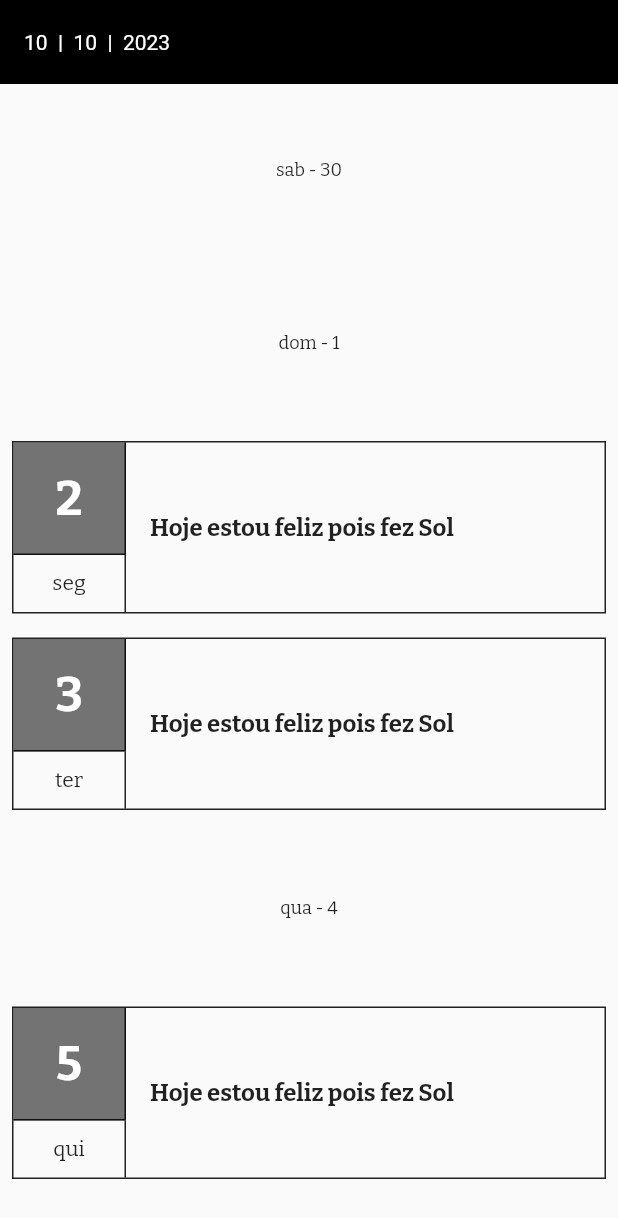
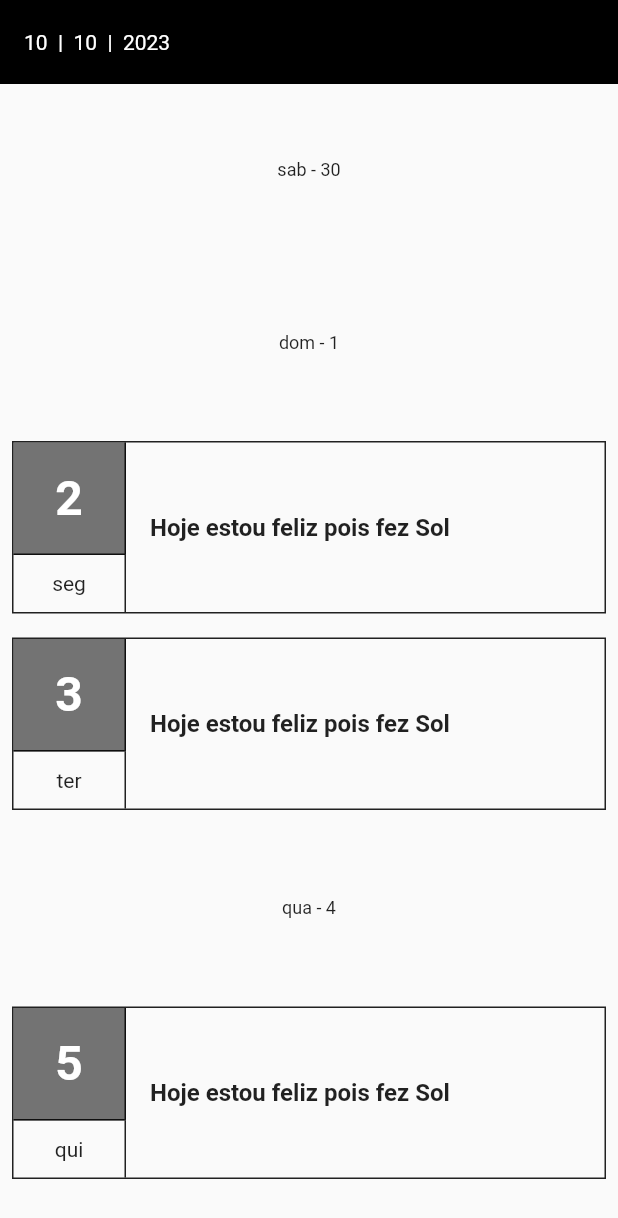
Before and after one commit to leooruiz/Diary-App, a Flutter app: the screen it shows after launch, on a phone screen of 412 x 824 dp. Shown: the top 1218 px of the screen. Run offline on Flutter 3.47's test engine with Material 2 defaults, Android fonts, the phone set to English and light mode, and no system bars; network calls fail.

```diff
--- a/lib/main.dart
+++ b/lib/main.dart
@@ -1,7 +1,6 @@
 import 'package:flutter/material.dart';
 import 'package:flutter_webapi_first_course/services/jornal_service.dart';
 import 'screens/home_screen/home_screen.dart';
-import 'package:google_fonts/google_fonts.dart';
 
 void main() {
   runApp(const MyApp());
@@ -25,7 +24,6 @@ class MyApp extends StatelessWidget {
             color: Colors.white,
           ),
         ),
-        textTheme: GoogleFonts.bitterTextTheme(),
       ),
       darkTheme: ThemeData.dark(),
       themeMode: ThemeMode.light,
```
